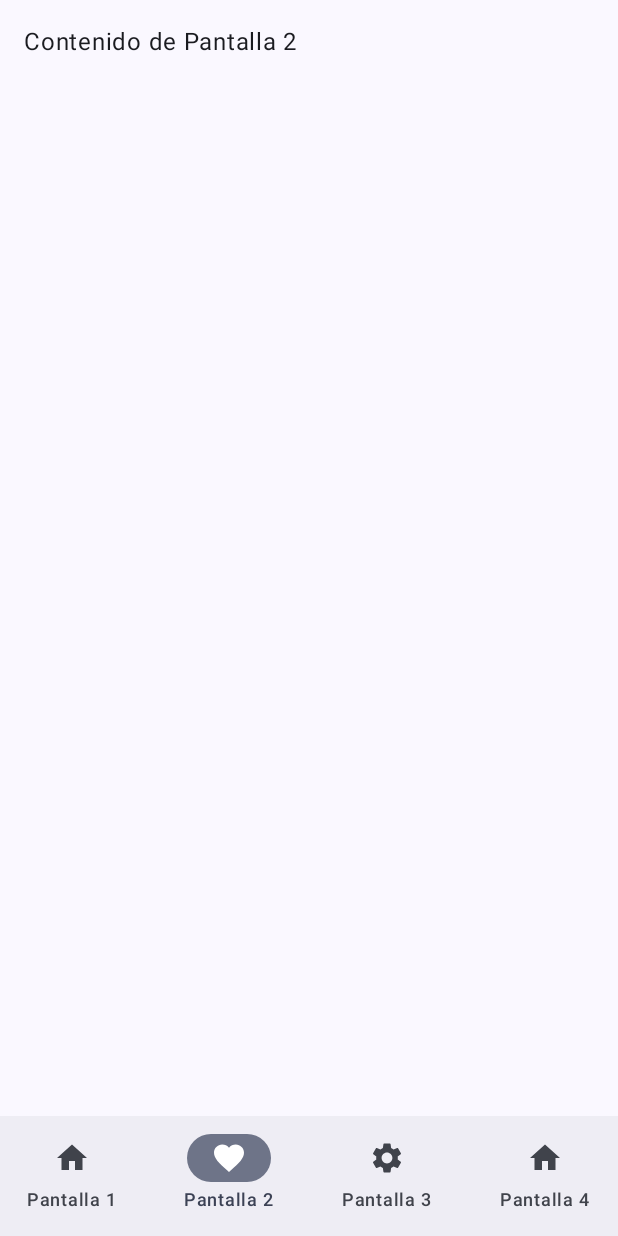
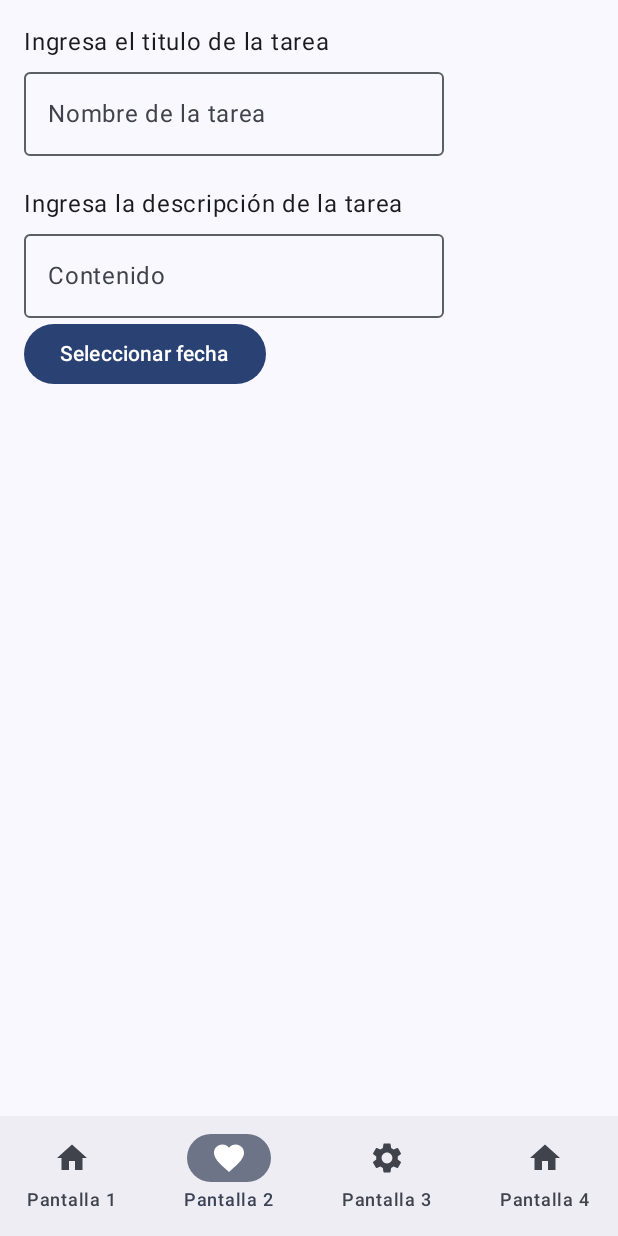
Before and after one commit to OscarGhub/Proyecto-PMDM-Android-SOL, an Android app built with Jetpack Compose: the screen it shows after launch (MainActivity), item 2 of the bottom bar chosen, on a phone screen of 412 x 824 dp. Run offline under Robolectric (Android 15) with nearby library versions, the phone set to English and light mode, and no system bars.

Commit message:
guardado pantalla2 actualizado

```diff
--- a/FruiTask/app/src/main/java/com/example/fruitask/ui/screens/Pantalla2.kt
+++ b/FruiTask/app/src/main/java/com/example/fruitask/ui/screens/Pantalla2.kt
@@ -2,13 +2,103 @@ package com.example.fruitask.ui.screens
 
 import androidx.compose.foundation.layout.*
 import androidx.compose.material3.*
-import androidx.compose.runtime.Composable
+import androidx.compose.runtime.*
 import androidx.compose.ui.Modifier
 import androidx.compose.ui.unit.dp
+import java.text.SimpleDateFormat
+import java.util.*
 
+@OptIn(ExperimentalMaterial3Api::class)
 @Composable
 fun Pantalla2(modifier: Modifier = Modifier) {
-    Column(modifier = modifier.fillMaxSize().padding(16.dp)) {
-        Text(text = "Contenido de Pantalla 2")
+
+    // --- Estado del diálogo ---
+    var showDatePicker by remember { mutableStateOf(false) }
+
+    // --- Estado para guardar la fecha seleccionada ---
+    var selectedDateMillis by remember { mutableStateOf<Long?>(null) }
+
+    // --- Formato para mostrar la fecha ---
+    val dateFormatter = remember {
+        SimpleDateFormat("dd/MM/yyyy", Locale.getDefault())
+    }
+
+    var textoTituloTarea by remember { mutableStateOf("") }
+    var textoContenidoTarea by remember { mutableStateOf("") }
+
+
+
+
+    Column(
+        modifier = modifier
+            .fillMaxSize()
+            .padding(16.dp)
+    ) {
+
+        Text("Ingresa el titulo de la tarea")
+
+
+        OutlinedTextField(
+            value = textoTituloTarea,
+            onValueChange = { textoTituloTarea = it },
+            label = { Text("Nombre de la tarea") },
+            placeholder = { Text("Introduce tu nombre") }
+        )
+
+        Spacer(modifier = Modifier.height(20.dp))
+
+        Text("Ingresa la descripción de la tarea")
+
+
+        OutlinedTextField(
+            value = textoContenidoTarea,
+            onValueChange = { textoContenidoTarea = it },
+            label = { Text("Contenido") },
+            placeholder = { Text("Introduce tu nombre") }
+        )
+
+        // Botón para abrir DatePickerDialog
+        Button(onClick = { showDatePicker = true }) {
+            Text("Seleccionar fecha")
+        }
+
+        Spacer(modifier = Modifier.height(20.dp))
+
+        // Mostrar fecha seleccionada
+        selectedDateMillis?.let {
+            val formatted = dateFormatter.format(Date(it))
+            Text("Fecha seleccionada: $formatted")
+        }
+    }
+
+    // ------------------- DatePickerDialog -------------------
+    if (showDatePicker) {
+
+        val datePickerState = rememberDatePickerState()
+
+        DatePickerDialog(
+            onDismissRequest = {
+                showDatePicker = false
+            },
+            confirmButton = {
+                TextButton(
+                    onClick = {
+                        selectedDateMillis = datePickerState.selectedDateMillis
+                        showDatePicker = false
+                    }
+                ) {
+                    Text("Aceptar")
+                }
+            },
+            dismissButton = {
+                TextButton(
+                    onClick = { showDatePicker = false }
+                ) {
+                    Text("Cancelar")
+                }
+            }
+        ) {
+            DatePicker(state = datePickerState)
+        }
     }
 }
```
